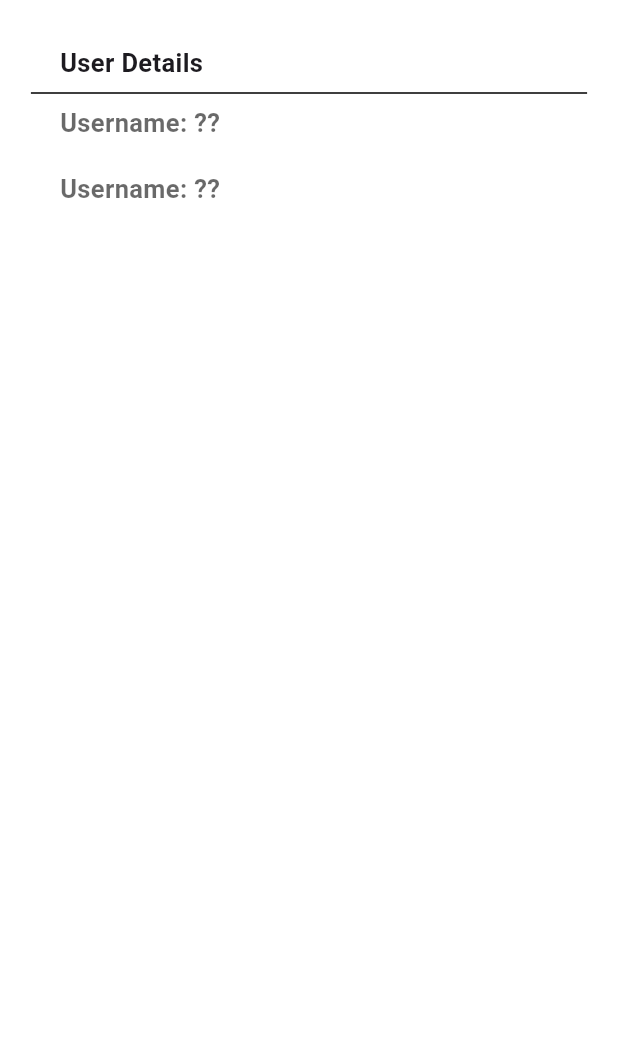
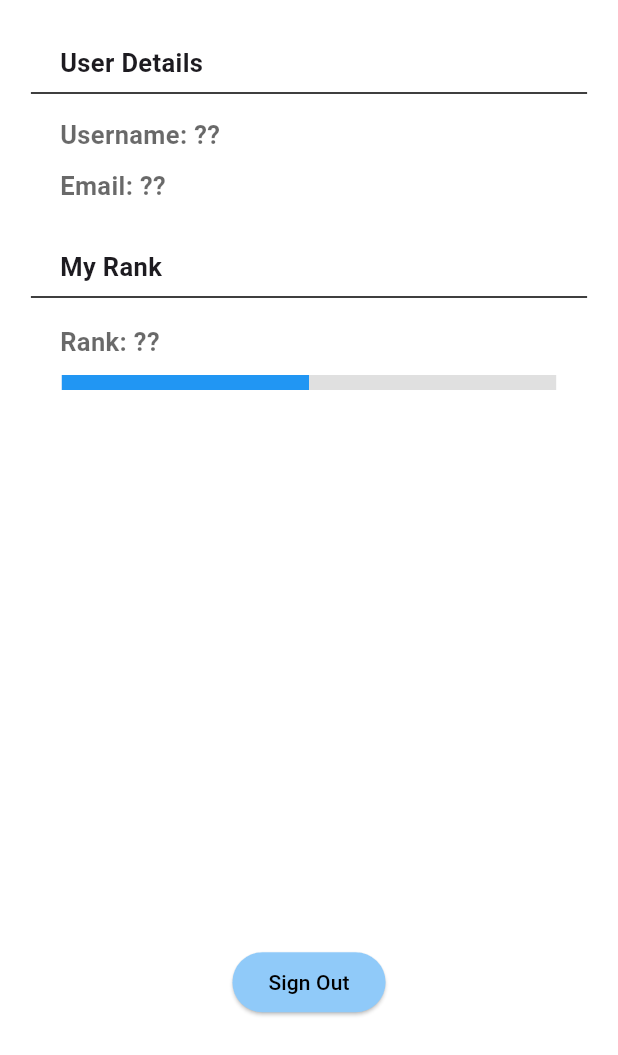
Before and after one commit to simong2/kindred, a Flutter app: the Profile screen opened directly, on a phone screen of 412 x 824 dp. Shown: the top 1055 px of the screen. Run offline on Flutter 3.47's test engine with Material 3 defaults, Android fonts, the phone set to English and light mode, and no system bars; our stand-ins replace firebase_core, flutter_dotenv; accounts and stored records are empty.

Commit message:
Continued working on profile screen

```diff
--- a/lib/screens/main_donor_screen.dart
+++ b/lib/screens/main_donor_screen.dart
@@ -55,7 +55,7 @@ class _MainDonorScreenState extends State<MainDonorScreen> {
             label: 'My Requests',
           ),
           BottomNavigationBarItem(
-            icon: Icon(Icons.school),
+            icon: Icon(Icons.person_outlined),
             label: 'Profile',
           ),
         ],
--- a/lib/screens/profile.dart
+++ b/lib/screens/profile.dart
@@ -10,11 +10,13 @@ class Profile extends StatefulWidget {
   State<Profile> createState() => _ProfileState();
 }
 
+void onPressed() {}
+
 class _ProfileState extends State<Profile> {
   @override
   Widget build(BuildContext context) {
-    double width = MediaQuery.sizeOf(context).width;
-    double height = MediaQuery.sizeOf(context).height;
+    double width = MediaQuery.of(context).size.width;
+    double height = MediaQuery.of(context).size.height;
     return Scaffold(
       backgroundColor: Colors.white,
       body: Column(
@@ -31,68 +33,51 @@ class _ProfileState extends State<Profile> {
                   ),
                 ),
                 child: Column(
-
                   children: [
-                    const SizedBox(
-                      height: 30,
-                    ),
-                    const Row(
-                      children: [
-                        SizedBox(
-                          width: 40
-                        ),
-                        Text(
-                          style: TextStyle(
-                            fontSize: 17,
-                            fontWeight: FontWeight.bold,
-                          ),
-                          textAlign: TextAlign.left,
-                          "User Details"
-                        ),
-                      ],
-                    ),
+                    const SizedBox(height: 30),
+                    const ProfileHeading(label: "User Details"),
                     Divider(
                       color: Colors.black,
                       indent: width * 0.05,
                       endIndent: width * 0.05,
                     ),
-                    const Row(
-                      children: [
-                        SizedBox(
-                          width: 40
-                        ),
-                        Text(
-                          style: TextStyle(
-                            fontSize: 17,
-                            fontWeight: FontWeight.bold,
-                            color: Color.fromARGB(150, 0, 0, 0),
+                    const SizedBox(height: 8),
+                    const UserInfoRow(label: "Username", value: "??"),
+                    const SizedBox(height: 10),
+                    const UserInfoRow(label: "Email", value: "??"),
+
+                    const SizedBox(height: 30),
+                    const ProfileHeading(label: "My Rank"),
+                    Divider(
+                      color: Colors.black,
+                      indent: width * 0.05,
+                      endIndent: width * 0.05,
+                    ),
+                    const SizedBox(height: 10),
+                    const UserInfoRow(label: "Rank", value: "??"),
+                    const SizedBox(height: 10),
+                    Padding(
+                      padding: EdgeInsets.symmetric(horizontal: width * 0.1),
+                      child: LinearProgressIndicator(
+                        value: 0.5, // Example progress value (70%)
+                        backgroundColor: Colors.grey[300],
+                        color: Colors.blue,
+                        minHeight: 10,
+                      ),
+                    ),
+                    SizedBox (
+                      height: MediaQuery.sizeOf(context).height * 0.45,
+                    ),
+                    ElevatedButton(
+                          style: ElevatedButton.styleFrom(
+                            backgroundColor: Colors.blue.shade200,
+                            foregroundColor: Colors.black,
                           ),
-                          textAlign: TextAlign.left,
-                          "Username: ??"
-                        ),
-                      ],
-                    ),
-                    const SizedBox(
-                      height:20,
-                    ),
-                    const Row(
-                      children: [
-                        SizedBox(
-                          width: 40
-                        ),
-                        Text(
-                          style: TextStyle(
-                            fontSize: 17,
-                            fontWeight: FontWeight.bold,
-                            color: Color.fromARGB(150, 0, 0, 0),
-                          ),
-                          textAlign: TextAlign.left,
-                          "Username: ??"
-                        ),
-                      ],
-                    ),
+                          onPressed: onPressed,
+                          child: Text("Sign Out"),
+                    )
+                  ],
 
-                  ]
                 ),
               ),
             ),
@@ -102,3 +87,51 @@ class _ProfileState extends State<Profile> {
     );
   }
 }
+
+class ProfileHeading extends StatelessWidget {
+  final String label;
+
+  const ProfileHeading({Key? key, required this.label}) : super(key: key);
+
+  @override
+  Widget build(BuildContext context) {
+    return Row(
+      children: [
+        SizedBox(width: 40),
+        Text(
+          label,
+          style: TextStyle(
+            fontSize: 17,
+            fontWeight: FontWeight.bold,
+          ),
+          textAlign: TextAlign.left,
+        ),
+      ],
+    );
+  }
+}
+
+class UserInfoRow extends StatelessWidget {
+  final String label;
+  final String value;
+
+  const UserInfoRow({Key? key, required this.label, required this.value}) : super(key: key);
+
+  @override
+  Widget build(BuildContext context) {
+    return Row(
+      children: [
+        const SizedBox(width: 40),
+        Text(
+          "$label: $value",
+          style: const TextStyle(
+            fontSize: 17,
+            fontWeight: FontWeight.bold,
+            color: Color.fromARGB(150, 0, 0, 0),
+          ),
+          textAlign: TextAlign.left,
+        ),
+      ],
+    );
+  }
+}
```
